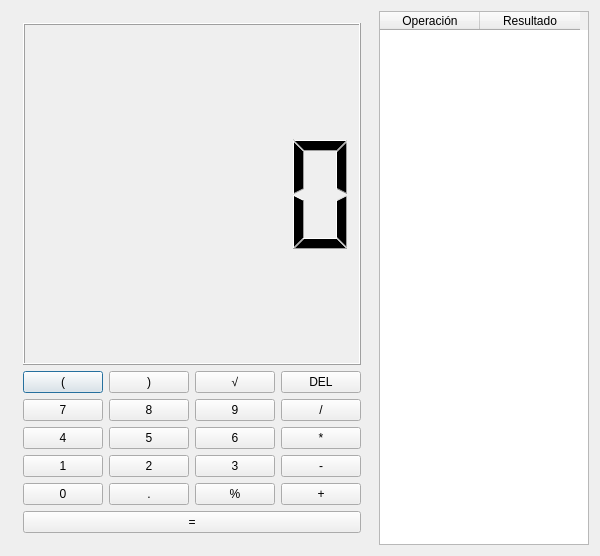
This is Calculadora.ui in JoseManuelLuque/Calculadora-Qt as Qt 5 draws it before an edit. The edited form follows.
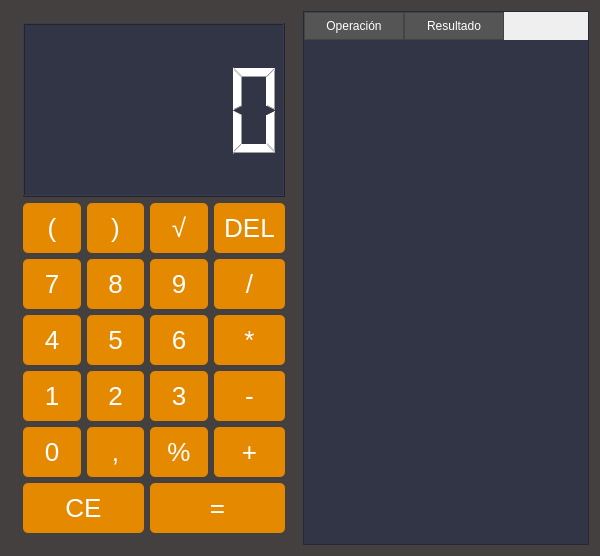
This is the edited form.

```diff
--- a/Calculadora.ui
+++ b/Calculadora.ui
@@ -22,6 +22,39 @@
   <property name="windowTitle">
    <string>Calculadora</string>
   </property>
+  <property name="styleSheet">
+   <string notr="true">
+QDialog {
+    background-color: #444040;
+}
+QPushButton {
+    background-color: #e58900;
+    color: rgb(255, 255, 255);
+    font-size: 26px;
+    border-radius: 5px;
+    padding: 10px;
+}
+QPushButton:hover {
+    background-color: #7f4c00;
+}
+QLCDNumber {
+    background-color: rgb(49, 53, 69);
+    color: rgb(255, 255, 255);
+}
+QTableWidget {
+    background-color: rgb(49, 53, 69);
+    color: rgb(255, 255, 255);
+    font-size: 16px;
+}
+/* Esta es la parte del encabezado de la tabla */
+QHeaderView::section {
+    background-color: #555555;
+    color: #ffffff;
+    padding: 4px;
+    border: 1px solid #444444;
+}
+</string>
+  </property>
   <layout class="QHBoxLayout" name="horizontalLayout">
    <item>
     <layout class="QVBoxLayout" name="ColumnaPrincipalApp">
@@ -180,7 +213,7 @@
        <item row="4" column="1">
         <widget class="QPushButton" name="botonComa">
          <property name="text">
-          <string>.</string>
+          <string>,</string>
          </property>
         </widget>
        </item>
@@ -198,7 +231,14 @@
          </property>
         </widget>
        </item>
-       <item row="5" column="0" colspan="4">
+       <item row="5" column="0" colspan="2">
+        <widget class="QPushButton" name="botonCE">
+         <property name="text">
+          <string>CE</string>
+         </property>
+        </widget>
+       </item>
+       <item row="5" column="2" colspan="2">
         <widget class="QPushButton" name="BotonIgual">
          <property name="text">
           <string>=</string>
@@ -217,6 +257,9 @@
        <verstretch>0</verstretch>
       </sizepolicy>
      </property>
+     <property name="styleSheet">
+      <string notr="true"/>
+     </property>
      <column>
       <property name="text">
        <string>Operación</string>
```
Left out of the diff: 8 changed lines with no effect on the pictures.
